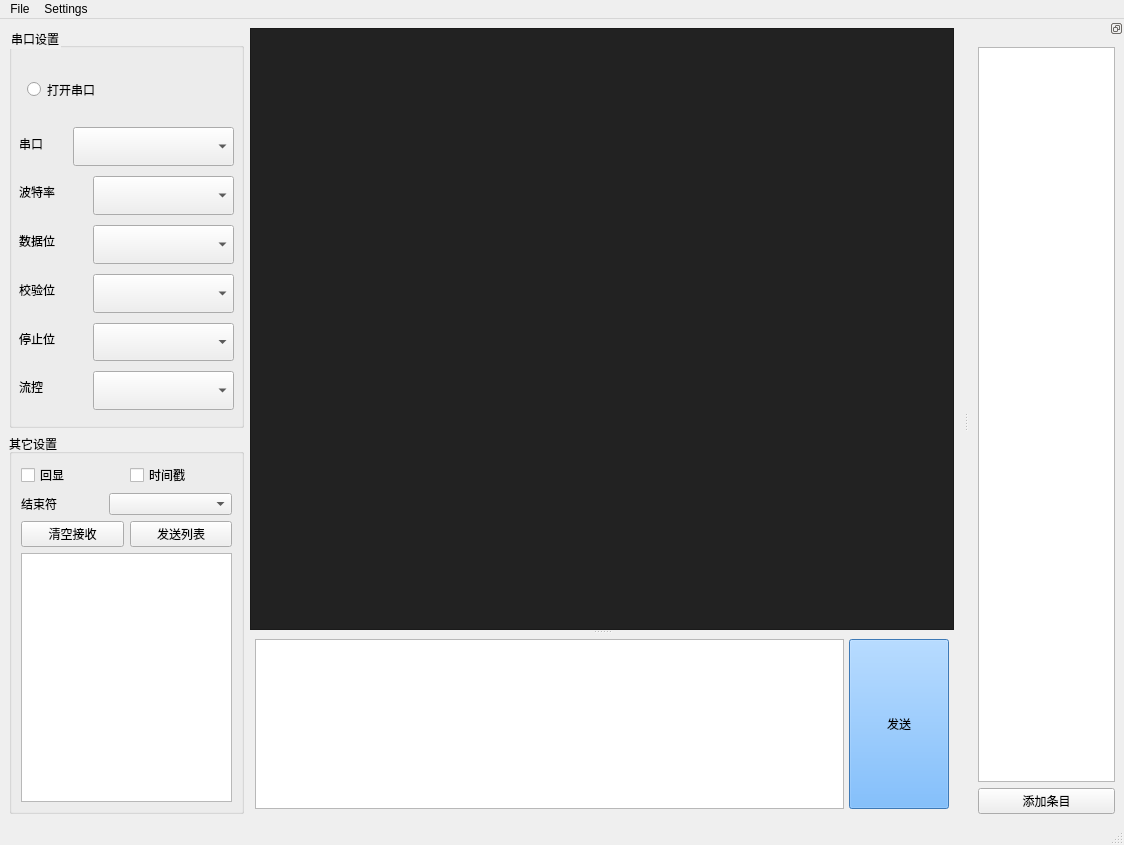
Old version of the form mainwindow.ui in the repository duapple/serialport.
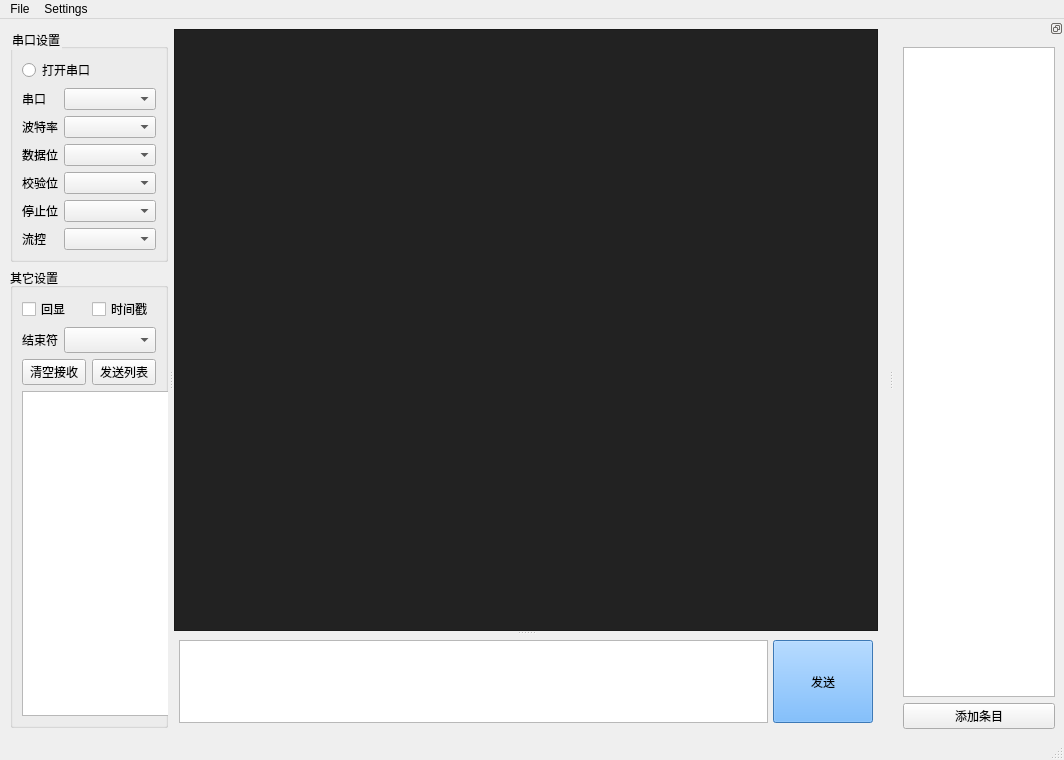
New version of the form. Icons and pictures are not drawn.

Commit message: 修改界面缩放

What changed in the file:
```diff
--- a/mainwindow.ui
+++ b/mainwindow.ui
@@ -6,15 +6,224 @@
    <rect>
     <x>0</x>
     <y>0</y>
-    <width>1124</width>
-    <height>845</height>
+    <width>1064</width>
+    <height>760</height>
    </rect>
   </property>
   <property name="windowTitle">
    <string>SerialPortAssistant</string>
   </property>
   <widget class="QWidget" name="centralwidget">
+   <layout class="QGridLayout" name="gridLayout_6">
+    <item row="0" column="0">
+     <widget class="QSplitter" name="splitter_2">
+      <property name="orientation">
+       <enum>Qt::Horizontal</enum>
+      </property>
+      <widget class="QWidget" name="widget_2" native="true">
+       <property name="minimumSize">
+        <size>
+         <width>160</width>
+         <height>0</height>
+        </size>
+       </property>
+       <property name="maximumSize">
+        <size>
+         <width>351</width>
+         <height>16777215</height>
+        </size>
+       </property>
    <layout class="QGridLayout" name="gridLayout">
+        <property name="leftMargin">
+         <number>1</number>
+        </property>
+        <property name="topMargin">
+         <number>1</number>
+        </property>
+        <property name="rightMargin">
+         <number>1</number>
+        </property>
+        <property name="bottomMargin">
+         <number>1</number>
+        </property>
+        <property name="horizontalSpacing">
+         <number>1</number>
+        </property>
+        <item row="1" column="0">
+         <widget class="QGroupBox" name="groupBox_4">
+          <property name="minimumSize">
+           <size>
+            <width>0</width>
+            <height>331</height>
+           </size>
+          </property>
+          <property name="maximumSize">
+           <size>
+            <width>351</width>
+            <height>16777215</height>
+           </size>
+          </property>
+          <property name="title">
+           <string>其它设置</string>
+          </property>
+          <layout class="QGridLayout" name="gridLayout_7">
+           <item row="0" column="0">
+            <layout class="QHBoxLayout" name="horizontalLayout_2">
+             <item>
+              <widget class="QCheckBox" name="checkBox_echo">
+               <property name="text">
+                <string>回显</string>
+               </property>
+              </widget>
+             </item>
+             <item>
+              <widget class="QCheckBox" name="checkBox_timestamp">
+               <property name="text">
+                <string>时间戳</string>
+               </property>
+              </widget>
+             </item>
+            </layout>
+           </item>
+           <item row="1" column="0">
+            <layout class="QHBoxLayout" name="horizontalLayout_3">
+             <item>
+              <widget class="QLabel" name="label_7">
+               <property name="maximumSize">
+                <size>
+                 <width>44</width>
+                 <height>16777215</height>
+                </size>
+               </property>
+               <property name="text">
+                <string>结束符</string>
+               </property>
+              </widget>
+             </item>
+             <item>
+              <widget class="QComboBox" name="comboBox_endChar">
+               <property name="sizePolicy">
+                <sizepolicy hsizetype="Expanding" vsizetype="Fixed">
+                 <horstretch>0</horstretch>
+                 <verstretch>0</verstretch>
+                </sizepolicy>
+               </property>
+               <property name="minimumSize">
+                <size>
+                 <width>60</width>
+                 <height>26</height>
+                </size>
+               </property>
+               <property name="maximumSize">
+                <size>
+                 <width>16777215</width>
+                 <height>26</height>
+                </size>
+               </property>
+              </widget>
+             </item>
+            </layout>
+           </item>
+           <item row="2" column="0">
+            <layout class="QGridLayout" name="gridLayout_2">
+             <item row="0" column="0">
+              <widget class="QPushButton" name="pushButton_clearDateReceive">
+               <property name="sizePolicy">
+                <sizepolicy hsizetype="Expanding" vsizetype="Fixed">
+                 <horstretch>0</horstretch>
+                 <verstretch>0</verstretch>
+                </sizepolicy>
+               </property>
+               <property name="maximumSize">
+                <size>
+                 <width>16777215</width>
+                 <height>26</height>
+                </size>
+               </property>
+               <property name="styleSheet">
+                <string notr="true">selection-color: rgb(166, 255, 191);</string>
+               </property>
+               <property name="text">
+                <string>清空接收</string>
+               </property>
+              </widget>
+             </item>
+             <item row="0" column="1">
+              <widget class="QPushButton" name="pushButton_clearDateReceive_2">
+               <property name="sizePolicy">
+                <sizepolicy hsizetype="Expanding" vsizetype="Fixed">
+                 <horstretch>0</horstretch>
+                 <verstretch>0</verstretch>
+                </sizepolicy>
+               </property>
+               <property name="minimumSize">
+                <size>
+                 <width>0</width>
+                 <height>0</height>
+                </size>
+               </property>
+               <property name="maximumSize">
+                <size>
+                 <width>16777215</width>
+                 <height>26</height>
+                </size>
+               </property>
+               <property name="styleSheet">
+                <string notr="true">selection-color: rgb(166, 255, 191);</string>
+               </property>
+               <property name="text">
+                <string>发送列表</string>
+               </property>
+              </widget>
+             </item>
+            </layout>
+           </item>
+           <item row="3" column="0">
+            <widget class="QListWidget" name="listWidget">
+             <property name="sizePolicy">
+              <sizepolicy hsizetype="Expanding" vsizetype="MinimumExpanding">
+               <horstretch>0</horstretch>
+               <verstretch>0</verstretch>
+              </sizepolicy>
+             </property>
+             <property name="minimumSize">
+              <size>
+               <width>160</width>
+               <height>0</height>
+              </size>
+             </property>
+             <property name="maximumSize">
+              <size>
+               <width>351</width>
+               <height>16777215</height>
+              </size>
+             </property>
+             <property name="focusPolicy">
+              <enum>Qt::StrongFocus</enum>
+             </property>
+             <property name="contextMenuPolicy">
+              <enum>Qt::CustomContextMenu</enum>
+             </property>
+             <property name="toolTip">
+              <string>&lt;html&gt;&lt;head/&gt;&lt;body&gt;&lt;p&gt;双击发送&lt;/p&gt;&lt;/body&gt;&lt;/html&gt;</string>
+             </property>
+             <property name="styleSheet">
+              <string notr="true"/>
+             </property>
+             <property name="selectionMode">
+              <enum>QAbstractItemView::ExtendedSelection</enum>
+             </property>
+             <property name="movement">
+              <enum>QListView::Free</enum>
+             </property>
+             <property name="resizeMode">
+              <enum>QListView::Adjust</enum>
+             </property>
+            </widget>
+           </item>
+          </layout>
+         </widget>
+        </item>
     <item row="0" column="0">
      <widget class="QGroupBox" name="groupBox_3">
       <property name="sizePolicy">
@@ -25,14 +234,14 @@
       </property>
       <property name="minimumSize">
        <size>
-        <width>235</width>
-        <height>400</height>
+            <width>0</width>
+            <height>0</height>
        </size>
       </property>
       <property name="maximumSize">
        <size>
-        <width>235</width>
-        <height>400</height>
+            <width>16777215</width>
+            <height>16777215</height>
        </size>
       </property>
       <property name="styleSheet">
@@ -44,160 +253,39 @@
       <property name="flat">
        <bool>false</bool>
       </property>
-      <widget class="QLabel" name="label">
-       <property name="geometry">
-        <rect>
-         <x>10</x>
-         <y>100</y>
-         <width>44</width>
-         <height>31</height>
-        </rect>
-       </property>
-       <property name="sizePolicy">
-        <sizepolicy hsizetype="Fixed" vsizetype="Preferred">
-         <horstretch>0</horstretch>
-         <verstretch>0</verstretch>
-        </sizepolicy>
-       </property>
-       <property name="text">
-        <string>串口</string>
-       </property>
-      </widget>
-      <widget class="QComboBox" name="comboBox_port">
-       <property name="geometry">
-        <rect>
-         <x>64</x>
-         <y>99</y>
-         <width>161</width>
-         <height>39</height>
-        </rect>
-       </property>
-       <property name="sizePolicy">
-        <sizepolicy hsizetype="Fixed" vsizetype="Fixed">
-         <horstretch>0</horstretch>
-         <verstretch>0</verstretch>
-        </sizepolicy>
-       </property>
-      </widget>
+          <layout class="QGridLayout" name="gridLayout_4">
+           <item row="2" column="0">
       <widget class="QLabel" name="label_2">
-       <property name="geometry">
-        <rect>
-         <x>10</x>
-         <y>148</y>
-         <width>66</width>
-         <height>31</height>
-        </rect>
-       </property>
        <property name="text">
         <string>波特率</string>
        </property>
       </widget>
-      <widget class="QComboBox" name="comboBox_baudRate">
-       <property name="geometry">
-        <rect>
-         <x>84</x>
-         <y>148</y>
-         <width>141</width>
-         <height>39</height>
-        </rect>
-       </property>
-      </widget>
-      <widget class="QLabel" name="label_3">
-       <property name="geometry">
-        <rect>
-         <x>10</x>
-         <y>197</y>
-         <width>66</width>
-         <height>31</height>
-        </rect>
-       </property>
-       <property name="text">
-        <string>数据位</string>
-       </property>
-      </widget>
-      <widget class="QComboBox" name="comboBox_dateBit">
-       <property name="geometry">
-        <rect>
-         <x>84</x>
-         <y>197</y>
-         <width>141</width>
-         <height>39</height>
-        </rect>
-       </property>
-       <property name="sizePolicy">
-        <sizepolicy hsizetype="Preferred" vsizetype="Preferred">
-         <horstretch>0</horstretch>
-         <verstretch>0</verstretch>
-        </sizepolicy>
-       </property>
-      </widget>
+           </item>
+           <item row="4" column="0">
       <widget class="QLabel" name="label_4">
-       <property name="geometry">
-        <rect>
-         <x>10</x>
-         <y>246</y>
-         <width>66</width>
-         <height>31</height>
-        </rect>
-       </property>
        <property name="text">
         <string>校验位</string>
        </property>
       </widget>
-      <widget class="QComboBox" name="comboBox_parityBit">
-       <property name="geometry">
-        <rect>
-         <x>84</x>
-         <y>246</y>
-         <width>141</width>
+           </item>
+           <item row="1" column="1" colspan="2">
+            <widget class="QComboBox" name="comboBox_port">
+             <property name="sizePolicy">
+              <sizepolicy hsizetype="Preferred" vsizetype="Fixed">
+               <horstretch>0</horstretch>
+               <verstretch>0</verstretch>
+              </sizepolicy>
+             </property>
+             <property name="maximumSize">
+              <size>
+               <width>16777215</width>
          <height>39</height>
-        </rect>
-       </property>
-       <property name="sizePolicy">
-        <sizepolicy hsizetype="Preferred" vsizetype="Preferred">
-         <horstretch>0</horstretch>
-         <verstretch>0</verstretch>
-        </sizepolicy>
-       </property>
-      </widget>
-      <widget class="QLabel" name="label_5">
-       <property name="geometry">
-        <rect>
-         <x>10</x>
-         <y>295</y>
-         <width>66</width>
-         <height>31</height>
-        </rect>
-       </property>
-       <property name="text">
-        <string>停止位</string>
-       </property>
-      </widget>
-      <widget class="QComboBox" name="comboBox_stopBit">
-       <property name="geometry">
-        <rect>
-         <x>84</x>
-         <y>295</y>
-         <width>141</width>
-         <height>38</height>
-        </rect>
-       </property>
-       <property name="sizePolicy">
-        <sizepolicy hsizetype="Preferred" vsizetype="Preferred">
-         <horstretch>0</horstretch>
-         <verstretch>0</verstretch>
-        </sizepolicy>
-       </property>
-      </widget>
+              </size>
+             </property>
+            </widget>
+           </item>
+           <item row="0" column="0" colspan="2">
       <widget class="QRadioButton" name="radioButton_openPort">
-       <property name="geometry">
-        <rect>
-         <x>18</x>
-         <y>36</y>
-         <width>126</width>
-         <height>51</height>
-        </rect>
-       </property>
        <property name="toolTip">
         <string>单击打开串口</string>
        </property>
@@ -208,44 +296,23 @@
         <string>打开串口</string>
        </property>
       </widget>
-      <widget class="QComboBox" name="comboBox_flowControl">
-       <property name="geometry">
-        <rect>
-         <x>84</x>
-         <y>343</y>
-         <width>141</width>
-         <height>39</height>
-        </rect>
-       </property>
-       <property name="sizePolicy">
-        <sizepolicy hsizetype="Preferred" vsizetype="Preferred">
-         <horstretch>0</horstretch>
-         <verstretch>0</verstretch>
-        </sizepolicy>
-       </property>
-      </widget>
-      <widget class="QLabel" name="label_6">
-       <property name="geometry">
-        <rect>
-         <x>10</x>
-         <y>343</y>
-         <width>66</width>
-         <height>31</height>
-        </rect>
-       </property>
+           </item>
+           <item row="3" column="0">
+            <widget class="QLabel" name="label_3">
+             <property name="text">
+              <string>数据位</string>
+             </property>
+            </widget>
+           </item>
+           <item row="5" column="0">
+            <widget class="QLabel" name="label_5">
        <property name="text">
-        <string>流控</string>
-       </property>
-      </widget>
+              <string>停止位</string>
+             </property>
+            </widget>
+           </item>
+           <item row="0" column="2">
       <widget class="QPushButton" name="pushButton_dev_flush">
-       <property name="geometry">
-        <rect>
-         <x>160</x>
-         <y>50</y>
-         <width>41</width>
-         <height>31</height>
-        </rect>
-       </property>
        <property name="text">
         <string/>
        </property>
@@ -266,9 +333,100 @@
         <bool>true</bool>
        </property>
       </widget>
-     </widget>
-    </item>
-    <item row="0" column="1" rowspan="2">
+           </item>
+           <item row="3" column="1" colspan="2">
+            <widget class="QComboBox" name="comboBox_dateBit">
+             <property name="sizePolicy">
+              <sizepolicy hsizetype="Preferred" vsizetype="Fixed">
+               <horstretch>0</horstretch>
+               <verstretch>0</verstretch>
+              </sizepolicy>
+             </property>
+            </widget>
+           </item>
+           <item row="1" column="0">
+            <widget class="QLabel" name="label">
+             <property name="sizePolicy">
+              <sizepolicy hsizetype="Fixed" vsizetype="Preferred">
+               <horstretch>0</horstretch>
+               <verstretch>0</verstretch>
+              </sizepolicy>
+             </property>
+             <property name="text">
+              <string>串口</string>
+             </property>
+            </widget>
+           </item>
+           <item row="2" column="1" colspan="2">
+            <widget class="QComboBox" name="comboBox_baudRate">
+             <property name="sizePolicy">
+              <sizepolicy hsizetype="Expanding" vsizetype="Fixed">
+               <horstretch>0</horstretch>
+               <verstretch>0</verstretch>
+              </sizepolicy>
+             </property>
+            </widget>
+           </item>
+           <item row="6" column="1" colspan="2">
+            <widget class="QComboBox" name="comboBox_flowControl">
+             <property name="sizePolicy">
+              <sizepolicy hsizetype="Preferred" vsizetype="Fixed">
+               <horstretch>0</horstretch>
+               <verstretch>0</verstretch>
+              </sizepolicy>
+             </property>
+            </widget>
+           </item>
+           <item row="5" column="1" colspan="2">
+            <widget class="QComboBox" name="comboBox_stopBit">
+             <property name="sizePolicy">
+              <sizepolicy hsizetype="Preferred" vsizetype="Fixed">
+               <horstretch>0</horstretch>
+               <verstretch>0</verstretch>
+              </sizepolicy>
+             </property>
+            </widget>
+           </item>
+           <item row="4" column="1" colspan="2">
+            <widget class="QComboBox" name="comboBox_parityBit">
+             <property name="sizePolicy">
+              <sizepolicy hsizetype="Preferred" vsizetype="Fixed">
+               <horstretch>0</horstretch>
+               <verstretch>0</verstretch>
+              </sizepolicy>
+             </property>
+            </widget>
+           </item>
+           <item row="6" column="0">
+            <widget class="QLabel" name="label_6">
+             <property name="text">
+              <string>流控</string>
+             </property>
+            </widget>
+           </item>
+          </layout>
+         </widget>
+        </item>
+       </layout>
+      </widget>
+      <widget class="QWidget" name="widget_3" native="true">
+       <layout class="QGridLayout" name="gridLayout_5">
+        <property name="leftMargin">
+         <number>1</number>
+        </property>
+        <property name="topMargin">
+         <number>1</number>
+        </property>
+        <property name="rightMargin">
+         <number>1</number>
+        </property>
+        <property name="bottomMargin">
+         <number>1</number>
+        </property>
+        <property name="spacing">
+         <number>1</number>
+        </property>
+        <item row="0" column="0">
      <widget class="QSplitter" name="splitter">
       <property name="orientation">
        <enum>Qt::Vertical</enum>
@@ -362,7 +520,7 @@
           <property name="minimumSize">
            <size>
             <width>100</width>
-            <height>50</height>
+                <height>30</height>
            </size>
           </property>
           <property name="maximumSize">
@@ -384,133 +542,8 @@
       </widget>
      </widget>
     </item>
-    <item row="1" column="0">
-     <widget class="QGroupBox" name="groupBox_4">
-      <property name="minimumSize">
-       <size>
-        <width>0</width>
-        <height>331</height>
-       </size>
-      </property>
-      <property name="maximumSize">
-       <size>
-        <width>235</width>
-        <height>16777215</height>
-       </size>
-      </property>
-      <property name="title">
-       <string>其它设置</string>
-      </property>
-      <layout class="QGridLayout" name="gridLayout_2">
-       <item row="0" column="0" colspan="2">
-        <layout class="QHBoxLayout" name="horizontalLayout_2">
-         <item>
-          <widget class="QCheckBox" name="checkBox_echo">
-           <property name="text">
-            <string>回显</string>
-           </property>
-          </widget>
-         </item>
-         <item>
-          <widget class="QCheckBox" name="checkBox_timestamp">
-           <property name="text">
-            <string>时间戳</string>
-           </property>
-          </widget>
-         </item>
-        </layout>
-       </item>
-       <item row="2" column="1">
-        <widget class="QPushButton" name="pushButton_clearDateReceive_2">
-         <property name="minimumSize">
-          <size>
-           <width>101</width>
-           <height>0</height>
-          </size>
-         </property>
-         <property name="styleSheet">
-          <string notr="true">selection-color: rgb(166, 255, 191);</string>
-         </property>
-         <property name="text">
-          <string>发送列表</string>
-         </property>
-        </widget>
-       </item>
-       <item row="3" column="0" colspan="2">
-        <widget class="QListWidget" name="listWidget">
-         <property name="sizePolicy">
-          <sizepolicy hsizetype="Expanding" vsizetype="MinimumExpanding">
-           <horstretch>0</horstretch>
-           <verstretch>0</verstretch>
-          </sizepolicy>
-         </property>
-         <property name="minimumSize">
-          <size>
-           <width>210</width>
-           <height>0</height>
-          </size>
-         </property>
-         <property name="maximumSize">
-          <size>
-           <width>221</width>
-           <height>16777215</height>
-          </size>
-         </property>
-         <property name="focusPolicy">
-          <enum>Qt::StrongFocus</enum>
-         </property>
-         <property name="contextMenuPolicy">
-          <enum>Qt::CustomContextMenu</enum>
-         </property>
-         <property name="toolTip">
-          <string>&lt;html&gt;&lt;head/&gt;&lt;body&gt;&lt;p&gt;双击发送&lt;/p&gt;&lt;/body&gt;&lt;/html&gt;</string>
-         </property>
-         <property name="styleSheet">
-          <string notr="true"/>
-         </property>
-         <property name="selectionMode">
-          <enum>QAbstractItemView::ExtendedSelection</enum>
-         </property>
-         <property name="movement">
-          <enum>QListView::Free</enum>
-         </property>
-         <property name="resizeMode">
-          <enum>QListView::Adjust</enum>
-         </property>
-        </widget>
-       </item>
-       <item row="2" column="0">
-        <widget class="QPushButton" name="pushButton_clearDateReceive">
-         <property name="styleSheet">
-          <string notr="true">selection-color: rgb(166, 255, 191);</string>
-         </property>
-         <property name="text">
-          <string>清空接收</string>
-         </property>
-        </widget>
-       </item>
-       <item row="1" column="0" colspan="2">
-        <layout class="QHBoxLayout" name="horizontalLayout_3">
-         <item>
-          <widget class="QLabel" name="label_7">
-           <property name="text">
-            <string>结束符</string>
-           </property>
-          </widget>
-         </item>
-         <item>
-          <widget class="QComboBox" name="comboBox_endChar">
-           <property name="minimumSize">
-            <size>
-             <width>123</width>
-             <height>0</height>
-            </size>
-           </property>
-          </widget>
-         </item>
-        </layout>
-       </item>
-      </layout>
+       </layout>
+      </widget>
      </widget>
     </item>
    </layout>
@@ -520,8 +553,8 @@
     <rect>
      <x>0</x>
      <y>0</y>
-     <width>1124</width>
-     <height>38</height>
+     <width>1064</width>
+     <height>25</height>
     </rect>
    </property>
    <widget class="QMenu" name="menuFile">
```
Lines whose indentation alone changed are shown as unchanged. The commit also changes 1 other file.
